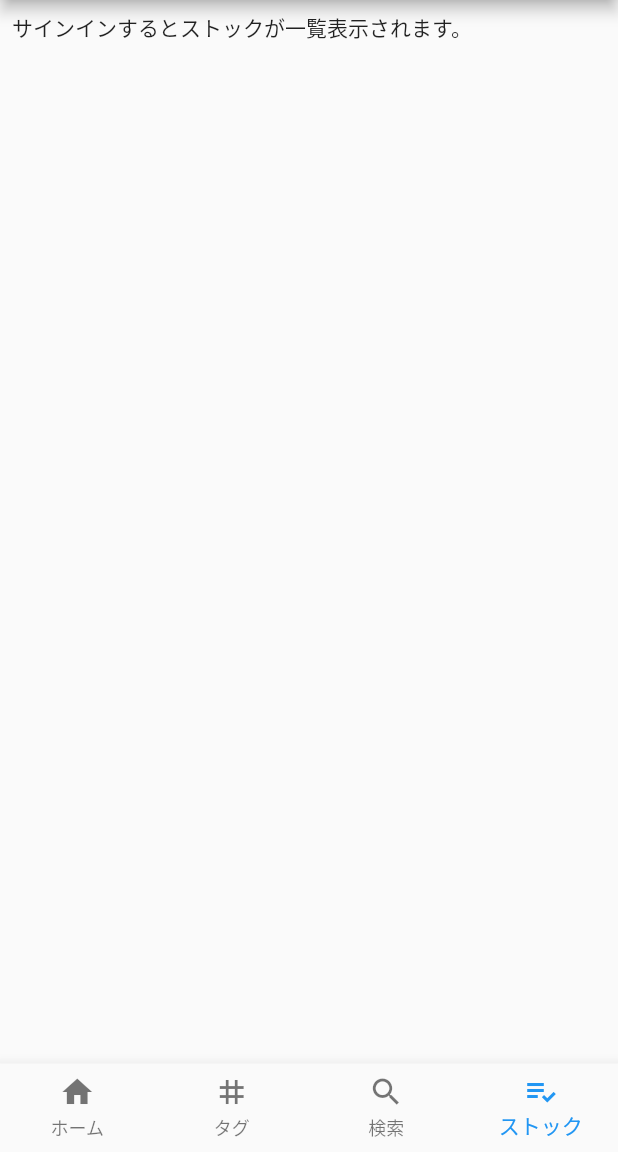
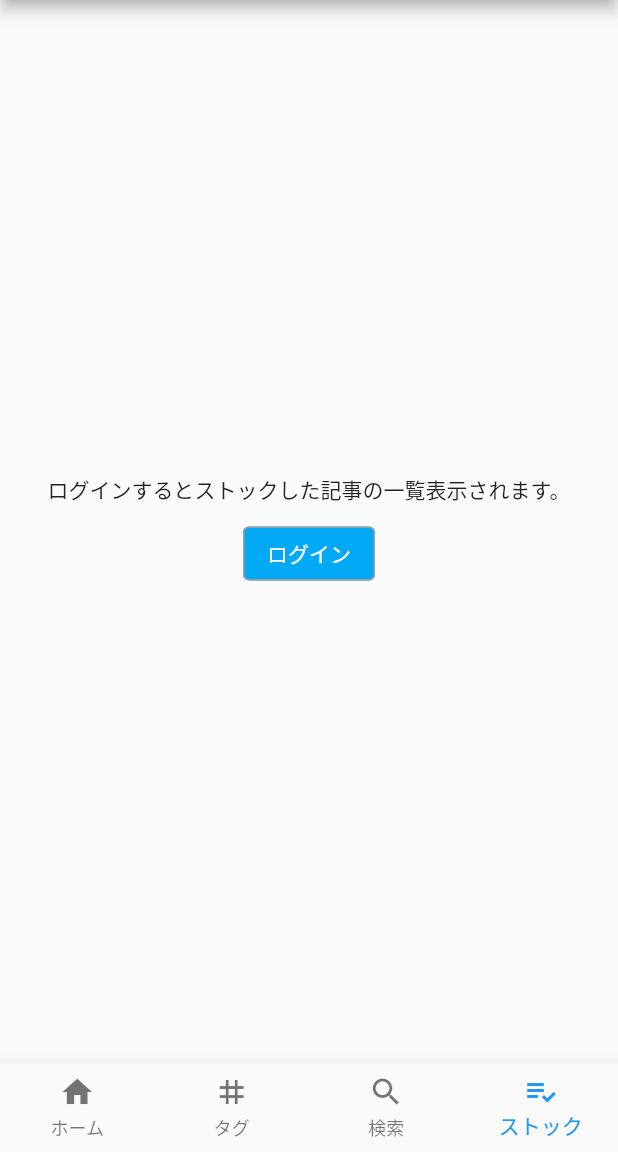
Before and after one commit to liquorwell36/qiitaapp, a Flutter app: the HomeScreen screen opened directly, item 4 of the bottom bar chosen, on a phone screen of 412 x 824 dp, the part 84-1236 px from its top. Run offline on Flutter 3.47's test engine with Material 2 defaults, Android fonts, the phone set to English and light mode, and no system bars; our stand-ins replace flutter_html, keyboard_actions, shared_preferences, uni_links; accounts and stored records are empty; network calls fail.

Commit message:
プロフィールボタンにログインボタンを表示させた

```diff
--- a/lib/Screens/home_screen.dart
+++ b/lib/Screens/home_screen.dart
@@ -1,7 +1,7 @@
 import 'package:flutter/material.dart';
 import 'package:qiitaapp/Repository/qiita_repository.dart';
-import 'package:qiitaapp/Screens/top_screen.dart';
-import 'package:qiitaapp/Screens/user_profile_screen.dart';
+import 'package:qiitaapp/screens/top_screen.dart';
+import 'package:qiitaapp/screens/user_profile_screen.dart';
 import 'package:qiitaapp/screens/search_screen.dart';
 import 'package:qiitaapp/screens/stock_screen.dart';
 import 'package:qiitaapp/screens/tag_screen.dart';
@@ -40,7 +40,8 @@ class _HomeScreenState extends State<HomeScreen> {
                       profileImageUrl: snapshot.data.profileImageUrl,
                     )
                   : const Icon(Icons.person);
-              return PopupMenuButton(
+              if (snapshot.hasData) {
+                PopupMenuButton(
                   onSelected: (value) {
                     if (value == 'profile') {
                       _onProfileMenuIsSelected(snapshot.data);
@@ -58,6 +59,21 @@ class _HomeScreenState extends State<HomeScreen> {
                       const PopupMenuItem(
                         value: 'logout',
                         child: Text("ログアウト"),
+                      ),
+                    ];
+                  },
+                );
+              }
+              return PopupMenuButton(
+                onSelected: (value) {
+                  _onSignInMenuIsSelected();
+                },
+                icon: icon,
+                itemBuilder: (context) {
+                  return [
+                    const PopupMenuItem(
+                      value: 'SignIn',
+                      child: Text("ログインする"),
                     ),
                   ];
                 },
@@ -100,6 +116,12 @@ class _HomeScreenState extends State<HomeScreen> {
       MaterialPageRoute(builder: (_) => const TopScreen()),
     );
   }
+
+  void _onSignInMenuIsSelected() async {
+    Navigator.of(context).pushReplacement(
+      MaterialPageRoute(builder: (_) => const TopScreen()),
+    );
+  }
 }
 
 class _UserProfileIcon extends StatelessWidget {
--- a/lib/Screens/stock_screen.dart
+++ b/lib/Screens/stock_screen.dart
@@ -1,8 +1,10 @@
 import 'package:flutter/material.dart';
 import 'package:qiitaapp/models/articles.dart';
-import 'package:qiitaapp/Models/user.dart';
+import 'package:qiitaapp/models/user.dart';
 import 'package:qiitaapp/Repository/qiita_repository.dart';
-import 'package:qiitaapp/Screens/article_screen.dart';
+import 'package:qiitaapp/screens/article_screen.dart';
+
+import '../Screens/top_screen.dart';
 
 class StockScreen extends StatefulWidget {
   StockScreen({Key? key}) : super(key: key);
@@ -49,7 +51,34 @@ class _StockScreenState extends State<StockScreen> {
                       }).toList(),
                     );
                   } else {
-                    return const Text("サインインするとストックが一覧表示されます。");
+                    return Center(
+                        child: Column(
+                      mainAxisSize: MainAxisSize.min,
+                      children: [
+                        const Text("ログインするとストックした記事の一覧表示されます。"),
+                        const SizedBox(height: 8),
+                        TextButton(
+                          style: TextButton.styleFrom(
+                              backgroundColor: Colors.lightBlue,
+                              padding:
+                                  const EdgeInsets.symmetric(horizontal: 16),
+                              side: const BorderSide(
+                                color: Colors.grey,
+                                width: 1,
+                              )),
+                          onPressed: () {
+                            Navigator.of(context).pushReplacement(
+                              MaterialPageRoute(
+                                  builder: (_) => const TopScreen()),
+                            );
+                          },
+                          child: const Text(
+                            "ログイン",
+                            style: TextStyle(color: Colors.white),
+                          ),
+                        ),
+                      ],
+                    ));
                   }
                 },
               ),
```
Lines whose indentation alone changed are shown as unchanged.
